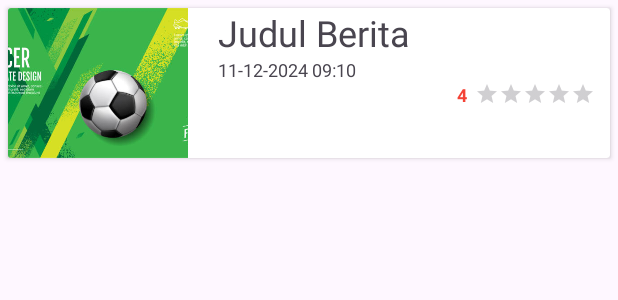
After one commit to r0n1-putr4/News-MI2B, an Android app: the layout layout_items_new.xml on its own in the app's theme, with its tools: preview values and no code run, on a phone screen of 412 x 824 dp. The commit adds this screen. Shown: the top 300 px of the screen. Run offline under Robolectric (Android 15) with nearby library versions, the phone set to English and light mode, and no system bars.

Commit message:
Update Code

```diff
--- a/app/build.gradle.kts
+++ b/app/build.gradle.kts
@@ -51,5 +51,9 @@ dependencies {
     //Interceptor
     implementation ("com.squareup.okhttp3:logging-interceptor:4.9.0")
 
+    //ImagePicker
     implementation ("com.github.dhaval2404:imagepicker:2.1")
+
+    //Picasso
+    implementation ("com.squareup.picasso:picasso:2.8")
 }
--- a/app/src/main/java/roni/putra/newsmi2b/api/ApiClient.kt
+++ b/app/src/main/java/roni/putra/newsmi2b/api/ApiClient.kt
@@ -7,7 +7,7 @@ import retrofit2.converter.gson.GsonConverterFactory
 
 object ApiClient {
 
-    private const val BASE_URL = "http://192.168.173.108:8080/"
+    private const val BASE_URL = "http://192.168.25.108:8080/"
 
     private fun interceptor(): OkHttpClient {
         val interceptor = HttpLoggingInterceptor()
--- a/app/src/main/java/roni/putra/newsmi2b/api/ApiService.kt
+++ b/app/src/main/java/roni/putra/newsmi2b/api/ApiService.kt
@@ -3,7 +3,10 @@ package roni.putra.newsmi2b.api
 import retrofit2.Call
 import retrofit2.http.Field
 import retrofit2.http.FormUrlEncoded
+import retrofit2.http.GET
 import retrofit2.http.POST
+import retrofit2.http.Query
+import roni.putra.newsmi2b.model.BeritaResponse
 import roni.putra.newsmi2b.model.LoginResponse
 import roni.putra.newsmi2b.model.RegisterResponse
 
@@ -24,4 +27,7 @@ interface ApiService {
         @Field("username") username: String,
         @Field("password") password: String
     ): Call<LoginResponse>
+
+    @GET("api_basic/get_berita.php")
+    fun getBerita(@Query("judul") judul: String): Call<BeritaResponse>
 }
--- /dev/null
+++ b/app/src/main/res/drawable/ic_add.xml
@@ -0,0 +1,5 @@
+<vector xmlns:android="http://schemas.android.com/apk/res/android" android:height="24dp" android:tint="#000000" android:viewportHeight="24" android:viewportWidth="24" android:width="24dp">
+
+    <path android:fillColor="@android:color/white" android:pathData="M19,13h-6v6h-2v-6H5v-2h6V5h2v6h6v2z"/>
+
+</vector>
--- /dev/null
+++ b/app/src/main/res/layout/layout_items_new.xml
@@ -0,0 +1,67 @@
+<?xml version="1.0" encoding="utf-8"?>
+<androidx.cardview.widget.CardView xmlns:android="http://schemas.android.com/apk/res/android"
+    android:layout_width="match_parent"
+    android:layout_height="wrap_content"
+    android:layout_margin="5dp">
+
+
+    <RelativeLayout
+        android:layout_width="match_parent"
+        android:layout_height="wrap_content">
+
+        <ImageView
+            android:id="@+id/imgBerita"
+            android:layout_width="120dp"
+            android:layout_height="100dp"
+            android:scaleType="centerCrop"
+            android:src="@drawable/bg_images_item" />
+
+        <TextView
+            android:id="@+id/tvJudul"
+            android:layout_width="wrap_content"
+            android:layout_height="wrap_content"
+            android:layout_marginStart="20dp"
+            android:layout_toEndOf="@id/imgBerita"
+            android:text="Judul Berita"
+            android:textSize="24sp" />
+
+        <TextView
+            android:id="@+id/tvTanggal"
+            android:layout_width="wrap_content"
+            android:layout_height="wrap_content"
+            android:layout_below="@id/tvJudul"
+            android:layout_marginStart="20dp"
+            android:layout_toEndOf="@id/imgBerita"
+            android:text="11-12-2024 09:10"
+            android:textSize="12sp" />
+
+        <TextView
+            android:id="@+id/tvRating"
+            android:layout_width="wrap_content"
+            android:layout_height="wrap_content"
+            android:layout_toStartOf="@id/ratingBar"
+            android:layout_below="@id/tvTanggal"
+            android:layout_marginStart="20dp"
+            android:text="4"
+            android:textColor="#F44336"
+            android:layout_marginEnd="5dp"
+            android:textStyle="bold"
+            android:textSize="12sp" />
+
+        <RatingBar
+            android:id="@+id/ratingBar"
+            style="?android:attr/ratingBarStyleSmall"
+            android:layout_width="wrap_content"
+            android:layout_height="wrap_content"
+            android:layout_below="@id/tvTanggal"
+            android:layout_alignParentEnd="true"
+            android:layout_gravity="end|bottom"
+            android:layout_marginEnd="10dp"
+            android:isIndicator="true"
+            android:numStars="5"
+            android:progressTint="#FFEB3B"
+            android:stepSize="1.0" />
+
+
+    </RelativeLayout>
+</androidx.cardview.widget.CardView>
```
Also changed, not shown: app/src/main/java/roni/putra/newsmi2b/DashboardActivity.kt (+73 -0 lines), app/src/main/java/roni/putra/newsmi2b/adapter/BeritaAdapter.kt (added, +51 -0 lines), app/src/main/java/roni/putra/newsmi2b/model/BeritaResponse.kt (added, +16 -0 lines), app/src/main/res/layout/activity_dashboard.xml (+43 -2 lines), app/src/main/res/drawable/bg_images_item.jpg (added).
